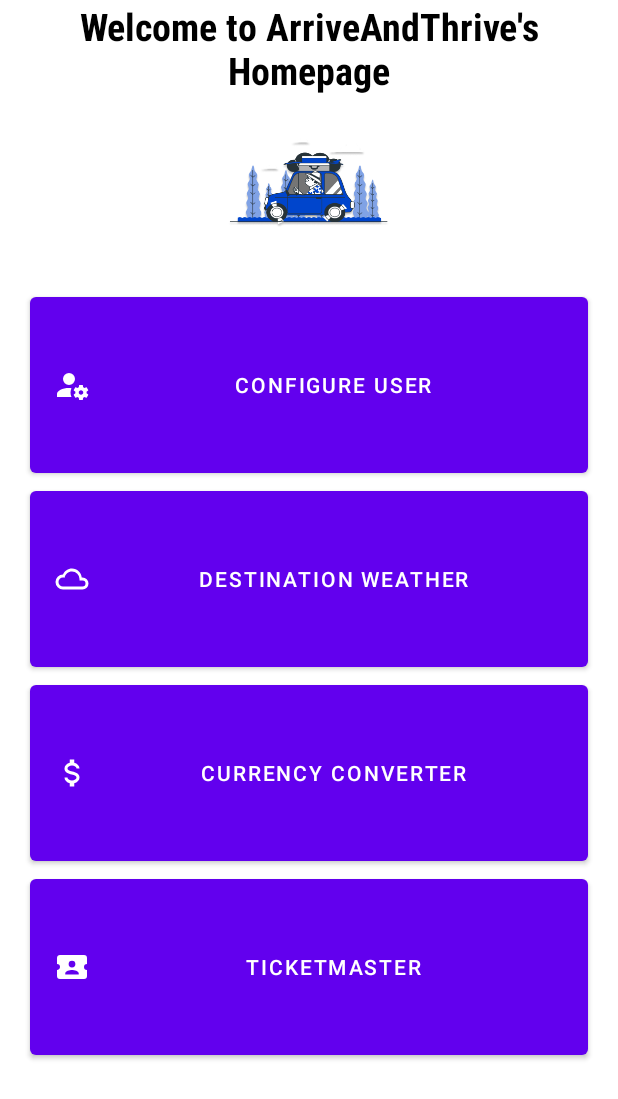
After one commit to FaranBhatti/ArriveAndThrive, an Android app: the layout activity_home_page.xml on its own in the app's theme, with its tools: preview values and no code run, on a phone screen of 412 x 824 dp. The commit adds this screen. Shown: the top 1099 px of the screen. Run offline under Robolectric (Android 15) with nearby library versions, the phone set to English and light mode, and no system bars.

Commit message:
Added a homepage which is accessible for an existing user in the database

```diff
--- a/app/src/main/AndroidManifest.xml
+++ b/app/src/main/AndroidManifest.xml
@@ -14,9 +14,20 @@
         android:supportsRtl="true"
         android:theme="@style/Theme.ArriveAndThrive"
         tools:targetApi="31">
-
         <activity
-            android:name="com.example.arriveandthrive.Login"
+            android:name=".currency_converter"
+            android:exported="false" />
+        <activity
+            android:name=".weather"
+            android:exported="false" />
+        <activity
+            android:name=".configure_user"
+            android:exported="false" />
+        <activity
+            android:name=".home_page"
+            android:exported="false" />
+        <activity
+            android:name=".Login"
             android:exported="true">
             <intent-filter>
                 <action android:name="android.intent.action.MAIN" />
--- a/app/src/main/java/com/example/arriveandthrive/Login.java
+++ b/app/src/main/java/com/example/arriveandthrive/Login.java
@@ -121,8 +121,12 @@ public class Login extends AppCompatActivity {
                     User user = snapshot.getValue(User.class);
                     if(username.equals(user.getUsername()) && password.equals(user.getPassword())) {
                         match = true;
+
                         Toast.makeText(Login.this, "Access granted", Toast.LENGTH_LONG).show();
 
+                        // Go to home page
+                        Intent intent = new Intent(Login.this, home_page.class);
+                        startActivity(intent);
                     }
                 }
                 if(!match) {
--- /dev/null
+++ b/app/src/main/java/com/example/arriveandthrive/home_page.java
@@ -0,0 +1,56 @@
+package com.example.arriveandthrive;
+
+import androidx.appcompat.app.AppCompatActivity;
+
+import android.content.Intent;
+import android.os.Bundle;
+import android.widget.Button;
+
+import com.example.fireapp.R;
+
+public class home_page extends AppCompatActivity {
+
+    // variables for the buttons
+    private Button btnConfigure, btnWeather, btnCurrencyConverter, btnTicketmaster;
+
+
+    @Override
+    protected void onCreate(Bundle savedInstanceState) {
+        super.onCreate(savedInstanceState);
+        setContentView(R.layout.activity_home_page);
+
+        // connect the buttons to the xml
+        btnConfigure = findViewById(R.id.btnConfigureUser);
+        btnWeather = findViewById(R.id.btnWeather);
+        btnCurrencyConverter = findViewById(R.id.btnCurrConverter);
+        btnTicketmaster = findViewById(R.id.btnTicketmaster);
+
+        // Configure User button
+        btnConfigure.setOnClickListener(view -> {
+            // take to the configure user page
+            //Intent intent = new Intent(home_page.this, configure_user.class);
+            //startActivity(intent);
+        });
+
+        // Weather button
+        btnConfigure.setOnClickListener(view -> {
+            // take to the weather page
+            //Intent intent = new Intent(home_page.this, weather.class);
+            //startActivity(intent);
+        });
+
+        // Currency Converter button
+        btnCurrencyConverter.setOnClickListener(view -> {
+            // take to the currency converter page
+            //Intent intent = new Intent(home_page.this, currency_converter.class);
+            //startActivity(intent);
+        });
+
+        // Ticketmaster button
+        btnTicketmaster.setOnClickListener(view -> {
+            // take to the ticketmaster page
+            //Intent intent = new Intent(home_page.this, ticketmaster.class);
+            //startActivity(intent);
+        });
+    }
+}
--- /dev/null
+++ b/app/src/main/res/drawable/account.xml
@@ -0,0 +1,9 @@
+<vector xmlns:android="http://schemas.android.com/apk/res/android"
+    android:width="24dp"
+    android:height="24dp"
+    android:viewportWidth="24"
+    android:viewportHeight="24">
+  <path
+      android:fillColor="#FF000000"
+      android:pathData="M10,4A4,4 0,0 0,6 8A4,4 0,0 0,10 12A4,4 0,0 0,14 8A4,4 0,0 0,10 4M17,12C16.87,12 16.76,12.09 16.74,12.21L16.55,13.53C16.25,13.66 15.96,13.82 15.7,14L14.46,13.5C14.35,13.5 14.22,13.5 14.15,13.63L13.15,15.36C13.09,15.47 13.11,15.6 13.21,15.68L14.27,16.5C14.25,16.67 14.24,16.83 14.24,17C14.24,17.17 14.25,17.33 14.27,17.5L13.21,18.32C13.12,18.4 13.09,18.53 13.15,18.64L14.15,20.37C14.21,20.5 14.34,20.5 14.46,20.5L15.7,20C15.96,20.18 16.24,20.35 16.55,20.47L16.74,21.79C16.76,21.91 16.86,22 17,22H19C19.11,22 19.22,21.91 19.24,21.79L19.43,20.47C19.73,20.34 20,20.18 20.27,20L21.5,20.5C21.63,20.5 21.76,20.5 21.83,20.37L22.83,18.64C22.89,18.53 22.86,18.4 22.77,18.32L21.7,17.5C21.72,17.33 21.74,17.17 21.74,17C21.74,16.83 21.73,16.67 21.7,16.5L22.76,15.68C22.85,15.6 22.88,15.47 22.82,15.36L21.82,13.63C21.76,13.5 21.63,13.5 21.5,13.5L20.27,14C20,13.82 19.73,13.65 19.42,13.53L19.23,12.21C19.22,12.09 19.11,12 19,12H17M10,14C5.58,14 2,15.79 2,18V20H11.68A7,7 0,0 1,11 17A7,7 0,0 1,11.64 14.09C11.11,14.03 10.56,14 10,14M18,15.5C18.83,15.5 19.5,16.17 19.5,17C19.5,17.83 18.83,18.5 18,18.5C17.16,18.5 16.5,17.83 16.5,17C16.5,16.17 17.17,15.5 18,15.5Z"/>
+</vector>
--- /dev/null
+++ b/app/src/main/res/drawable/currency.xml
@@ -0,0 +1,9 @@
+<vector xmlns:android="http://schemas.android.com/apk/res/android"
+    android:width="24dp"
+    android:height="24dp"
+    android:viewportWidth="24"
+    android:viewportHeight="24">
+  <path
+      android:fillColor="#FF000000"
+      android:pathData="M7,15H9C9,16.08 10.37,17 12,17C13.63,17 15,16.08 15,15C15,13.9 13.96,13.5 11.76,12.97C9.64,12.44 7,11.78 7,9C7,7.21 8.47,5.69 10.5,5.18V3H13.5V5.18C15.53,5.69 17,7.21 17,9H15C15,7.92 13.63,7 12,7C10.37,7 9,7.92 9,9C9,10.1 10.04,10.5 12.24,11.03C14.36,11.56 17,12.22 17,15C17,16.79 15.53,18.31 13.5,18.82V21H10.5V18.82C8.47,18.31 7,16.79 7,15Z"/>
+</vector>
--- /dev/null
+++ b/app/src/main/res/drawable/ticketmaster.xml
@@ -0,0 +1,9 @@
+<vector xmlns:android="http://schemas.android.com/apk/res/android"
+    android:width="24dp"
+    android:height="24dp"
+    android:viewportWidth="24"
+    android:viewportHeight="24">
+  <path
+      android:fillColor="#FF000000"
+      android:pathData="M20,12A2,2 0,0 0,22 14V18A2,2 0,0 1,20 20H4A2,2 0,0 1,2 18V14C3.11,14 4,13.1 4,12A2,2 0,0 0,2 10V6C2,4.89 2.9,4 4,4H20A2,2 0,0 1,22 6V10A2,2 0,0 0,20 12M16.5,16.25C16.5,14.75 13.5,14 12,14C10.5,14 7.5,14.75 7.5,16.25V17H16.5V16.25M12,12.25A2.25,2.25 0,0 0,14.25 10A2.25,2.25 0,0 0,12 7.75A2.25,2.25 0,0 0,9.75 10A2.25,2.25 0,0 0,12 12.25Z"/>
+</vector>
--- /dev/null
+++ b/app/src/main/res/drawable/weather.xml
@@ -0,0 +1,9 @@
+<vector xmlns:android="http://schemas.android.com/apk/res/android"
+    android:width="24dp"
+    android:height="24dp"
+    android:viewportWidth="24"
+    android:viewportHeight="24">
+  <path
+      android:fillColor="#FF000000"
+      android:pathData="M6,19A5,5 0,0 1,1 14A5,5 0,0 1,6 9C7,6.65 9.3,5 12,5C15.43,5 18.24,7.66 18.5,11.03L19,11A4,4 0,0 1,23 15A4,4 0,0 1,19 19H6M19,13H17V12A5,5 0,0 0,12 7C9.5,7 7.45,8.82 7.06,11.19C6.73,11.07 6.37,11 6,11A3,3 0,0 0,3 14A3,3 0,0 0,6 17H19A2,2 0,0 0,21 15A2,2 0,0 0,19 13Z"/>
+</vector>
--- /dev/null
+++ b/app/src/main/res/layout/activity_home_page.xml
@@ -0,0 +1,66 @@
+<?xml version="1.0" encoding="utf-8"?>
+<LinearLayout xmlns:android="http://schemas.android.com/apk/res/android"
+    xmlns:app="http://schemas.android.com/apk/res-auto"
+    xmlns:tools="http://schemas.android.com/tools"
+    android:layout_width="match_parent"
+    android:layout_height="match_parent"
+    android:accessibilityHeading="false"
+    android:orientation="vertical"
+    tools:context="com.example.arriveandthrive.home_page">
+
+    <TextView
+        android:layout_width="match_parent"
+        android:layout_height="wrap_content"
+        android:fontFamily="sans-serif-condensed"
+        android:gravity="center"
+        android:text="Welcome to ArriveAndThrive's Homepage"
+        android:textColor="#000000"
+        android:textSize="25sp"
+        android:textStyle="bold" />
+
+
+    <ImageView
+        android:id="@+id/home_page_logo"
+        android:layout_width="match_parent"
+        android:layout_height="wrap_content"
+        app:srcCompat="@mipmap/ic_launcher_foreground" />
+
+    <Button
+        android:id="@+id/btnConfigureUser"
+        android:layout_width="match_parent"
+        android:layout_height="129dp"
+        android:layout_marginLeft="20dp"
+        android:layout_marginRight="20dp"
+        android:layout_marginTop="20dp"
+        android:text="Configure User"
+        app:icon="@drawable/account" />
+
+    <Button
+        android:id="@+id/btnWeather"
+        android:layout_width="match_parent"
+        android:layout_height="129dp"
+        android:layout_marginLeft="20dp"
+        android:layout_marginRight="20dp"
+        android:text="Destination Weather"
+        app:icon="@drawable/weather" />
+
+    <Button
+        android:id="@+id/btnCurrConverter"
+        android:layout_width="match_parent"
+        android:layout_height="129dp"
+        android:layout_marginLeft="20dp"
+        android:layout_marginRight="20dp"
+        android:text="Currency Converter"
+        app:icon="@drawable/currency" />
+
+    <Button
+        android:id="@+id/btnTicketmaster"
+        android:layout_width="match_parent"
+        android:layout_height="129dp"
+        android:layout_marginLeft="20dp"
+        android:layout_marginRight="20dp"
+        android:text="Ticketmaster"
+        app:icon="@drawable/ticketmaster" />
+
+
+</LinearLayout>
--- a/app/src/main/res/layout/activity_login.xml
+++ b/app/src/main/res/layout/activity_login.xml
@@ -7,8 +7,7 @@
     android:layout_height="match_parent"
     android:gravity="center"
     android:orientation="vertical"
-    tools:context=".Login">
-
+    tools:context="com.example.arriveandthrive.Login">
 
     <ImageView
         android:id="@+id/imageView5"
@@ -80,8 +79,4 @@
         android:text="Delete Account"
         android:layout_marginTop="20dp" />
 
-
-
-
-
 </LinearLayout>
--- a/app/src/main/res/mipmap-anydpi-v26/ic_launcher.xml
+++ /dev/null
@@ -1,5 +0,0 @@
-<?xml version="1.0" encoding="utf-8"?>
-<adaptive-icon xmlns:android="http://schemas.android.com/apk/res/android">
-    <background android:drawable="@color/ic_launcher_background"/>
-    <foreground android:drawable="@mipmap/ic_launcher_foreground"/>
-</adaptive-icon>
```
Also changed, not shown: app/src/main/res/mipmap-hdpi/ic_launcher.png, app/src/main/res/mipmap-mdpi/ic_launcher.png, app/src/main/res/mipmap-xhdpi/ic_launcher.png, app/src/main/res/mipmap-xxhdpi/ic_launcher.png, app/src/main/res/mipmap-xxxhdpi/ic_launcher.png.
